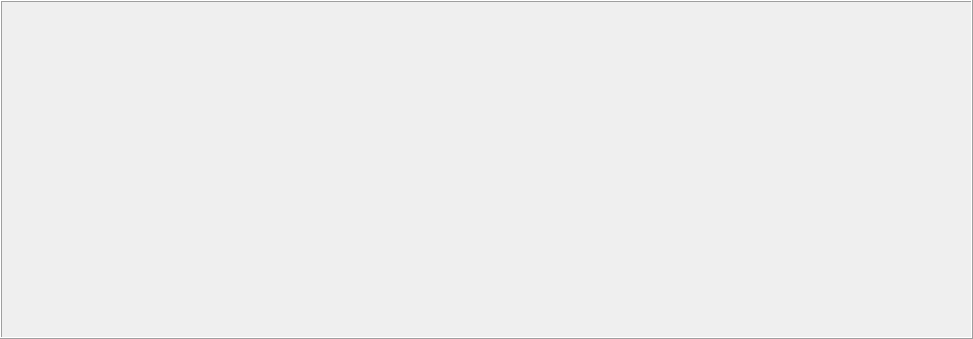
This is qtEditor/Gui/EditFrame.ui in timur-losev/framework2d as Qt 5 draws it before an edit. The edited form follows.
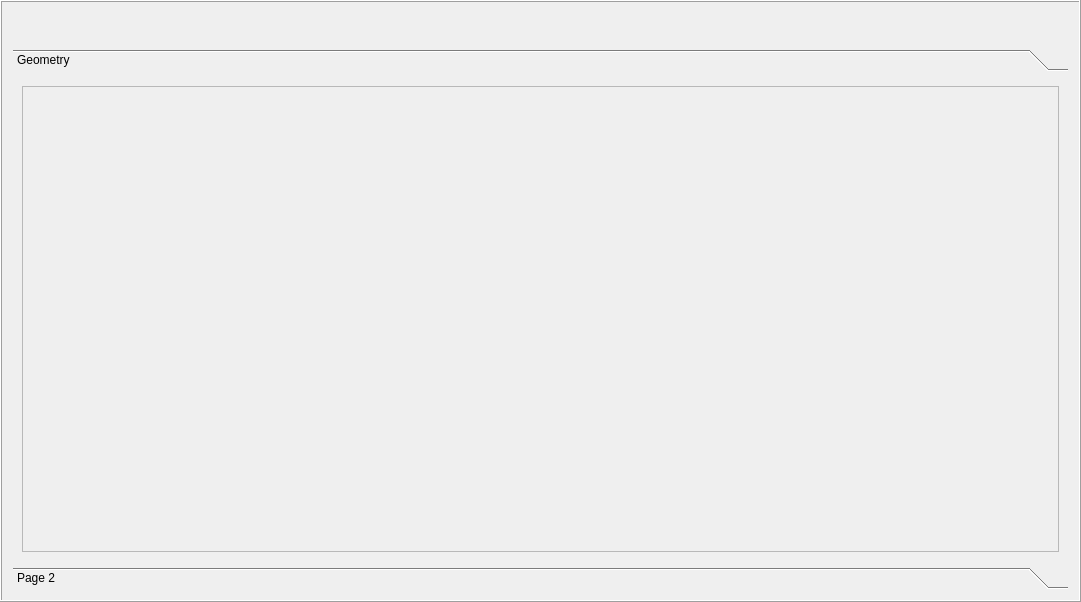
This is the edited form.

Commit message: -updated edit frame and scene graph

Diff of the .ui file:
```diff
--- a/qtEditor/Gui/EditFrame.ui
+++ b/qtEditor/Gui/EditFrame.ui
@@ -6,8 +6,8 @@
    <rect>
     <x>0</x>
     <y>0</y>
-    <width>973</width>
-    <height>339</height>
+    <width>1081</width>
+    <height>602</height>
    </rect>
   </property>
   <property name="windowTitle">
@@ -19,6 +19,82 @@
   <property name="frameShadow">
    <enum>QFrame::Raised</enum>
   </property>
+  <layout class="QVBoxLayout" name="verticalLayout">
+   <property name="sizeConstraint">
+    <enum>QLayout::SetNoConstraint</enum>
+   </property>
+   <item>
+    <widget class="QWidget" name="widget" native="true">
+     <property name="minimumSize">
+      <size>
+       <width>0</width>
+       <height>30</height>
+      </size>
+     </property>
+    </widget>
+   </item>
+   <item>
+    <widget class="QToolBox" name="toolBox">
+     <property name="currentIndex">
+      <number>0</number>
+     </property>
+     <widget class="QWidget" name="geometryPropertiesPage">
+      <property name="geometry">
+       <rect>
+        <x>0</x>
+        <y>0</y>
+        <width>1061</width>
+        <height>492</height>
+       </rect>
+      </property>
+      <attribute name="label">
+       <string>Geometry</string>
+      </attribute>
+      <layout class="QGridLayout" name="gridLayout">
+       <item row="0" column="0">
+        <widget class="QScrollArea" name="scrollArea">
+         <property name="widgetResizable">
+          <bool>true</bool>
+         </property>
+         <widget class="QWidget" name="scrollAreaWidgetContents">
+          <property name="geometry">
+           <rect>
+            <x>0</x>
+            <y>0</y>
+            <width>1041</width>
+            <height>472</height>
+           </rect>
+          </property>
+          <layout class="QGridLayout" name="gridLayout_4">
+           <item row="0" column="0">
+            <layout class="QGridLayout" name="geometryPropertiesGridLayout">
+             <property name="spacing">
+              <number>6</number>
+             </property>
+            </layout>
+           </item>
+          </layout>
+         </widget>
+        </widget>
+       </item>
+      </layout>
+     </widget>
+     <widget class="QWidget" name="page_2">
+      <property name="geometry">
+       <rect>
+        <x>0</x>
+        <y>0</y>
+        <width>1061</width>
+        <height>472</height>
+       </rect>
+      </property>
+      <attribute name="label">
+       <string>Page 2</string>
+      </attribute>
+     </widget>
+    </widget>
+   </item>
+  </layout>
  </widget>
  <resources/>
  <connections/>
```
Left out of the diff: 1 changed line with no effect on the pictures. The commit also changes 10982 other files.
